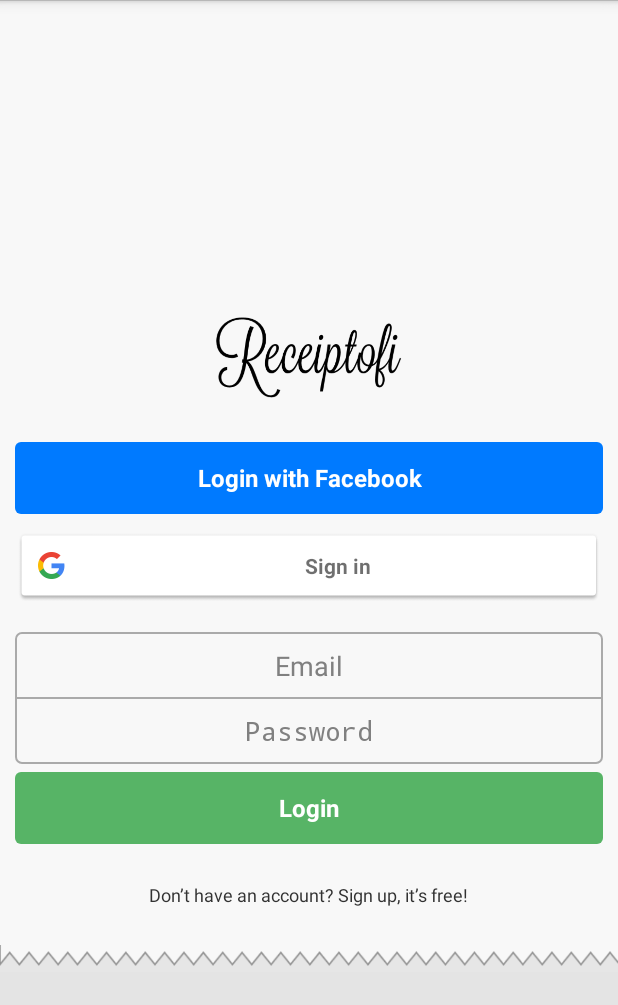
After one commit to hth/receipt-android, an Android app: the layout login_page.xml on its own in the app's theme, with its tools: preview values and no code run, on a phone screen of 412 x 824 dp. The commit adds this screen. Shown: the top 1005 px of the screen. Run offline under Robolectric (Android 15) with nearby library versions, the phone set to English and light mode, and no system bars.

Commit message:
Facebook login

```diff
--- a/src/main/AndroidManifest.xml
+++ b/src/main/AndroidManifest.xml
@@ -6,7 +6,7 @@
 
     <uses-sdk
             android:minSdkVersion="14"
-            android:targetSdkVersion="16"/>
+            android:targetSdkVersion="19"/>
 
     <uses-permission android:name="android.permission.INTERNET"/>
     <uses-permission android:name="android.permission.READ_EXTERNAL_STORAGE"/>
@@ -35,7 +35,7 @@
                 android:value="@integer/google_play_services_version"/>
 
         <activity
-                android:name="com.receiptofi.android.LoginActivity"
+                android:name="com.receiptofi.android.LaunchActivity"
                 android:label="@string/app_name"
                 android:screenOrientation="portrait">
             <intent-filter>
--- a/src/main/java/com/receiptofi/android/LaunchActivity.java
+++ b/src/main/java/com/receiptofi/android/LaunchActivity.java
@@ -30,6 +30,7 @@ import android.util.Log;
 import android.view.View;
 import android.view.View.OnClickListener;
 import android.widget.LinearLayout;
+import android.widget.TextView;
 import android.widget.Toast;
 import com.facebook.Session;
 import com.facebook.SessionState;
@@ -50,10 +51,12 @@ import java.util.ArrayList;
  */
 public class LaunchActivity extends ParentActivity implements OnClickListener, ConnectionCallbacks, OnConnectionFailedListener {
 
-    private static final String TAG = LaunchActivity.class.getSimpleName();
+    private static final String TAG = "Testing"; //LaunchActivity.class.getSimpleName();
 
     private static final int GOOGLE_PLUS_SIGN_IN = 0x2565;
     private static final int FACEBOOK_SIGN_IN = 0x2566;
+
+
 
     private GoogleApiClient mGoogleApiClient;
     private ConnectionResult mConnectionResult;
@@ -74,16 +77,39 @@ public class LaunchActivity extends ParentActivity implements OnClickListener, C
         setContentView(R.layout.launch_page);
 
 
+        //login via Facebook
+        mFacebookLogin = (LinearLayout) findViewById(R.id.facebook_login);
+        mFacebookLogin.setOnClickListener(this);
+
+        // login via Google
         mGooglePlusLogin = (LinearLayout) findViewById(R.id.google_login);
         mGooglePlusLogin.setOnClickListener(this);
-        mFacebookLogin = (LinearLayout) findViewById(R.id.facebook_login);
-        mFacebookLogin.setOnClickListener(this);
         // Initializing google plus api client
-       /* mGoogleApiClient = new GoogleApiClient.Builder(this)
+        mGoogleApiClient = new GoogleApiClient.Builder(this)
                 .addConnectionCallbacks(this)
                 .addOnConnectionFailedListener(this).addApi(Plus.API)
                 .addScope(Plus.SCOPE_PLUS_LOGIN).build();
-                */
+
+        // Sign up
+        TextView signUp = (TextView)findViewById(R.id.sign_up_button);
+        signUp.setOnClickListener(new OnClickListener() {
+            @Override
+            public void onClick(View view) {
+                startActivity(new Intent(LaunchActivity.this, HomePageActivity.class));
+                finish();
+            }
+        });
+
+        // Sign in
+        TextView signIn = (TextView)findViewById(R.id.sign_in_button);
+        signIn.setOnClickListener(new OnClickListener() {
+            @Override
+            public void onClick(View view) {
+                startActivity(new Intent(LaunchActivity.this, HomePageActivity.class));
+                finish();
+            }
+        });
+
     }
 
 
@@ -206,11 +232,7 @@ public class LaunchActivity extends ParentActivity implements OnClickListener, C
     }
 
     private void signInWithGplus() {
-        // Initializing google plus api client
-        mGoogleApiClient = new GoogleApiClient.Builder(this)
-                .addConnectionCallbacks(this)
-                .addOnConnectionFailedListener(this).addApi(Plus.API)
-                .addScope(Plus.SCOPE_PLUS_LOGIN).build();
+        Log.d(TAG, "Google Sign in: signInWithGplus: mGoogleApiClient.isConnected(): " + mGoogleApiClient.isConnected());
         if (!mGoogleApiClient.isConnecting()) {
             isGPlusLoginClicked = true;
             resolveSignInError();
@@ -241,7 +263,7 @@ public class LaunchActivity extends ParentActivity implements OnClickListener, C
     }
 
     private void resolveSignInError() {
-        if (mConnectionResult.hasResolution()) {
+       /* if (mConnectionResult.hasResolution()) {
             try {
                 mIntentInProgress = true;
                 mConnectionResult.startResolutionForResult(this, GOOGLE_PLUS_SIGN_IN);
@@ -250,12 +272,29 @@ public class LaunchActivity extends ParentActivity implements OnClickListener, C
                 mGoogleApiClient.connect();
             }
         }
+       */
+        Log.d(TAG, "Google Sign in: resolveSignInError: mGoogleApiClient.isConnected(): " + mGoogleApiClient.isConnected());
+
+        if (mConnectionResult.hasResolution()) {
+            try {
+                mIntentInProgress = true;
+                startIntentSenderForResult(mConnectionResult.getResolution().getIntentSender(),
+                        GOOGLE_PLUS_SIGN_IN, null, 0, 0, 0);
+            } catch (SendIntentException e) {
+                // The intent was canceled before it was sent.  Return to the default
+                // state and attempt to connect to get an updated ConnectionResult.
+                Log.e(TAG, "The intent was canceled before it was sent");
+                mIntentInProgress = false;
+                mGoogleApiClient.connect();
+            }
+        }
     }
 
     @Override
     protected void onActivityResult(int requestCode, int resultCode, Intent data) {
-        // TODO Auto-generated method stub
-        super.onActivityResult(requestCode, resultCode, data);
+        Log.d(TAG, "Google Sign in: onActivityResult: mGoogleApiClient.isConnected(): " + mGoogleApiClient.isConnected());
+
+        //super.onActivityResult(requestCode, resultCode, data);
         if (requestCode == GOOGLE_PLUS_SIGN_IN) {
             if (resultCode != RESULT_OK) {
                 isGPlusLoginClicked = false;
@@ -273,7 +312,7 @@ public class LaunchActivity extends ParentActivity implements OnClickListener, C
 
     @Override
     public void onConnectionFailed(ConnectionResult result) {
-        // TODO Auto-generated method stub
+        Log.d(TAG, "Google Sign in: onConnectionFailed: mGoogleApiClient.isConnected(): " + mGoogleApiClient.isConnected());
         if (!result.hasResolution()) {
             GooglePlayServicesUtil.getErrorDialog(result.getErrorCode(), this,
                     0).show();
@@ -295,6 +334,7 @@ public class LaunchActivity extends ParentActivity implements OnClickListener, C
 
     @Override
     public void onConnected(Bundle connectionHint) {
+        Log.d(TAG, "Google Sign in: signInWithGplus: mGoogleApiClient.isConnected(): " + mGoogleApiClient.isConnected());
         isGPlusLoginClicked = false;
         Toast.makeText(this, "User is connected!", Toast.LENGTH_LONG).show();
 
--- a/src/main/java/com/receiptofi/android/LaunchActivity_OLD.java
+++ b/src/main/java/com/receiptofi/android/LaunchActivity_OLD.java
@@ -72,7 +72,7 @@ public class LaunchActivity_OLD extends ParentActivity implements OnClickListene
             finish();
             startActivity(new Intent(this, HomePageActivity.class));
         }
-        setContentView(R.layout.launch_page);
+        setContentView(R.layout.login_page);
         userName = (EditText) findViewById(R.id.userName);
         password = (EditText) findViewById(R.id.password);
         signupText = (TextView) findViewById(R.id.signupText);
--- a/src/main/java/com/receiptofi/android/SettingsPage.java
+++ b/src/main/java/com/receiptofi/android/SettingsPage.java
@@ -43,7 +43,7 @@ public class SettingsPage extends ParentActivity {
         clearBackStack();
         KeyValue.clearKeyValues();
         KeyValue.clearReceiptsDB();
-        startActivity(new Intent(this, LoginActivity.class));
+        startActivity(new Intent(this, LaunchActivity.class));
     }
 
     public void onBackPressed(View view) {
--- /dev/null
+++ b/src/main/res/layout/login_page.xml
@@ -0,0 +1,123 @@
+<RelativeLayout xmlns:android="http://schemas.android.com/apk/res/android"
+    android:id="@+id/parentContainer"
+    android:layout_width="match_parent"
+    android:layout_height="match_parent"
+    android:background="@color/login_screen_bg"
+    android:focusable="true"
+    android:focusableInTouchMode="true">
+
+    <RelativeLayout
+        android:id="@+id/container"
+        android:layout_width="match_parent"
+        android:layout_height="wrap_content"
+        android:layout_centerInParent="true"
+        android:background="@color/screen_background"
+        android:orientation="vertical"
+        android:paddingBottom="25dp">
+
+        <ImageView
+            android:id="@+id/recieptLogo"
+            android:layout_width="180dp"
+            android:layout_height="80dp"
+            android:layout_centerHorizontal="true"
+            android:layout_marginBottom="15dp"
+            android:src="@drawable/logo_receiptofi"/>
+
+        <Button
+            android:id="@+id/loginFacebook"
+            style="@style/login_fb_button_style"
+            android:layout_width="fill_parent"
+            android:layout_height="wrap_content"
+            android:layout_below="@+id/recieptLogo"
+            android:layout_centerHorizontal="true"
+            android:layout_marginLeft="10dp"
+            android:layout_marginRight="10dp"
+            android:layout_marginTop="5dp"
+            android:text="Login with Facebook"
+            android:textColor="@android:color/white"
+            android:textStyle="bold"
+            android:typeface="sans"/>
+
+        <com.google.android.gms.common.SignInButton
+            android:id="@+id/loginGooglePlus"
+            android:layout_width="fill_parent"
+            android:layout_height="wrap_content"
+            android:layout_below="@+id/loginFacebook"
+            android:layout_marginBottom="20dp"
+            android:layout_marginLeft="10dp"
+            android:layout_marginRight="10dp"
+            android:layout_marginTop="10dp"/>
+
+        <EditText
+            android:id="@+id/userName"
+            android:layout_width="fill_parent"
+            android:layout_height="wrap_content"
+            android:layout_below="@+id/loginGooglePlus"
+            android:layout_centerHorizontal="true"
+            android:layout_marginLeft="10dp"
+            android:layout_marginRight="10dp"
+            android:background="@drawable/input_box_top"
+            android:gravity="center"
+            android:hint="Email"
+            android:inputType="textEmailAddress">
+        </EditText>
+
+        <EditText
+            android:id="@+id/password"
+            android:layout_width="fill_parent"
+            android:layout_height="wrap_content"
+            android:layout_below="@+id/userName"
+            android:layout_centerHorizontal="true"
+            android:layout_marginLeft="10dp"
+            android:layout_marginRight="10dp"
+            android:layout_marginTop="-1dp"
+            android:background="@drawable/input_box_bottom"
+            android:ems="10"
+            android:gravity="center"
+            android:hint="Password"
+            android:inputType="textPassword">
+        </EditText>
+
+        <Button
+            android:id="@+id/login"
+            style="@style/login_button_style"
+            android:layout_width="fill_parent"
+            android:layout_height="wrap_content"
+            android:layout_below="@+id/password"
+            android:layout_centerHorizontal="true"
+            android:layout_marginLeft="10dp"
+            android:layout_marginRight="10dp"
+            android:layout_marginTop="5dp"
+            android:onClick="login"
+            android:text="Login"
+            android:textColor="@android:color/white"
+            android:textStyle="bold"
+            android:typeface="sans"/>
+
+        <TextView
+            android:id="@+id/signupText"
+            android:layout_width="wrap_content"
+            android:layout_height="wrap_content"
+            android:layout_below="@+id/login"
+            android:layout_centerHorizontal="true"
+            android:layout_marginTop="25dp"
+            android:text="Don’t have an account? Sign up, it’s free!"
+            android:textSize="12sp"/>
+    </RelativeLayout>
+
+    <View
+        android:id="@+id/sawImg"
+        android:layout_width="wrap_content"
+        android:layout_height="18sp"
+        android:layout_below="@+id/container"
+        android:background="@drawable/saw"/>
+
+    <View
+        android:id="@+id/topView"
+        android:layout_width="fill_parent"
+        android:layout_height="wrap_content"
+        android:layout_above="@+id/container"
+        android:layout_alignParentTop="true"
+        android:background="@color/screen_background"/>
+
+</RelativeLayout>
```
